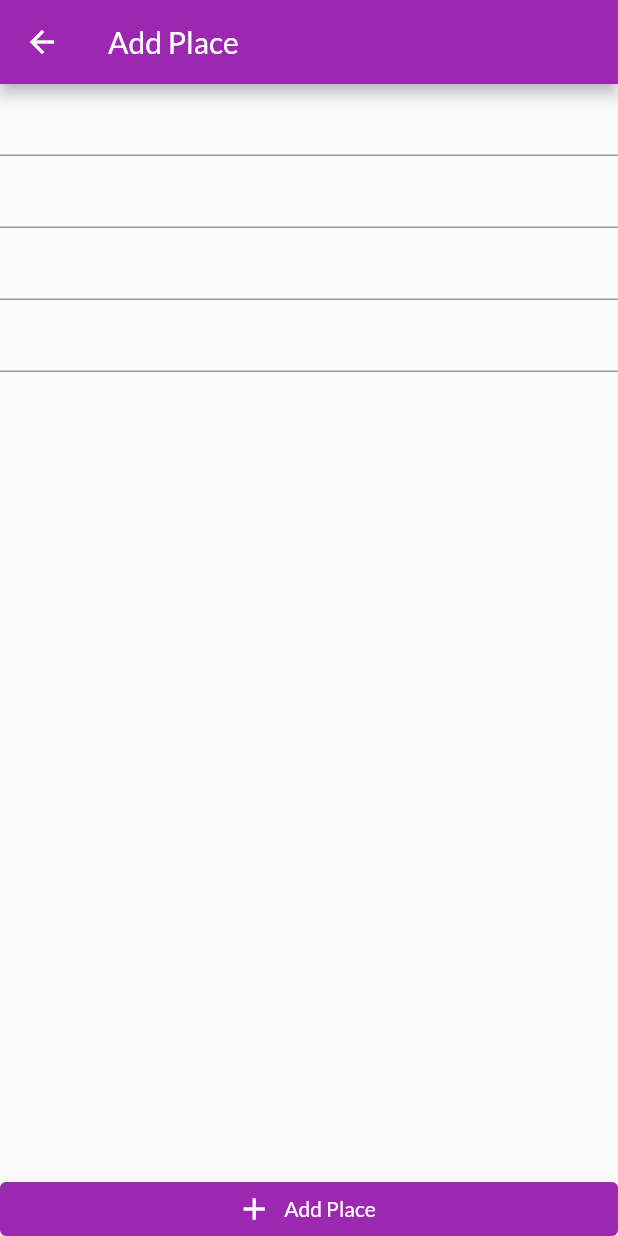
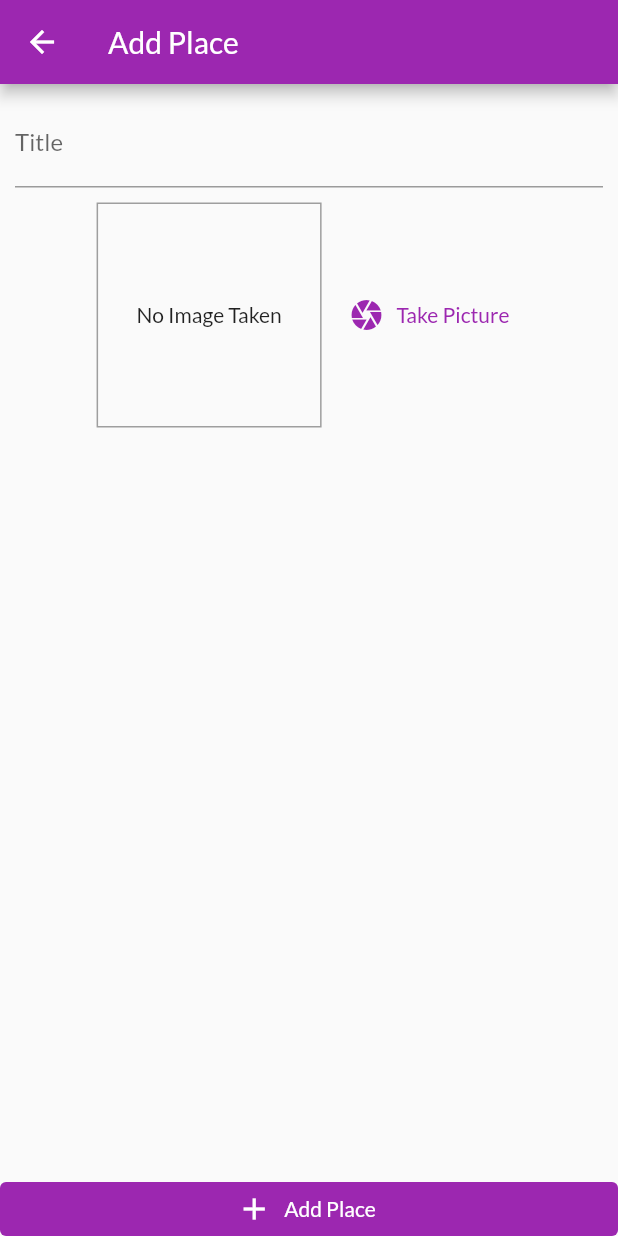
Before and after one commit to caribjin/daily_shop, a Flutter app: the AddPlacePage screen opened by its route, on a phone screen of 412 x 824 dp. Run offline on Flutter 3.47's test engine with Material 2 defaults, Android fonts, the light colour scheme and no system bars; our stand-ins replace shared_preferences; accounts and stored records are empty.

Commit message:
added image input widget.

```diff
--- a/lib/pages/add_place_page.dart
+++ b/lib/pages/add_place_page.dart
@@ -1,21 +1,32 @@
+import 'package:daily_shop/widgets/image_input.dart';
 import 'package:flutter/material.dart';
 
 class AddPlacePage extends StatelessWidget {
+  final TextEditingController _titleController = TextEditingController();
+
   @override
   Widget build(BuildContext context) {
     return Scaffold(
       appBar: AppBar(title: Text('Add Place')),
       body: Column(
-        mainAxisAlignment: MainAxisAlignment.spaceBetween,
         crossAxisAlignment: CrossAxisAlignment.stretch,
         children: [
-          Column(
-            children: [
-              TextField(),
-              TextField(),
-              TextField(),
-              TextField(),
-            ],
+          Expanded(
+            child: SingleChildScrollView(
+              child: Padding(
+                padding: const EdgeInsets.all(10.0),
+                child: Column(
+                  children: [
+                    TextField(
+                      decoration: InputDecoration(labelText: 'Title'),
+                      controller: _titleController,
+                    ),
+                    SizedBox(height: 10),
+                    ImageInput(),
+                  ],
+                ),
+              ),
+            ),
           ),
           ElevatedButton.icon(
             icon: Icon(Icons.add),
@@ -24,9 +35,7 @@ class AddPlacePage extends StatelessWidget {
               elevation: 0,
               tapTargetSize: MaterialTapTargetSize.shrinkWrap,
             ),
-            onPressed: () {
-
-            },
+            onPressed: () {},
           ),
         ],
       ),
--- /dev/null
+++ b/lib/widgets/image_input.dart
@@ -0,0 +1,45 @@
+import 'dart:io';
+
+import 'package:flutter/material.dart';
+
+class ImageInput extends StatefulWidget {
+  @override
+  _ImageInputState createState() => _ImageInputState();
+}
+
+class _ImageInputState extends State<ImageInput> {
+  File? _storedImage;
+
+  @override
+  Widget build(BuildContext context) {
+    return Row(
+      mainAxisAlignment: MainAxisAlignment.center,
+      children: [
+        Container(
+          width: 150,
+          height: 150,
+          decoration: BoxDecoration(
+            border: Border.all(
+              width: 1,
+              color: Colors.grey,
+            ),
+          ),
+          child: _storedImage != null
+              ? Image.file(
+                  _storedImage!,
+                  fit: BoxFit.cover,
+                  width: double.infinity,
+                )
+              : Text('No Image Taken'),
+          alignment: Alignment.center,
+        ),
+        SizedBox(width: 10),
+        TextButton.icon(
+          icon: Icon(Icons.camera),
+          label: Text('Take Picture'),
+          onPressed: () {},
+        ),
+      ],
+    );
+  }
+}
```
